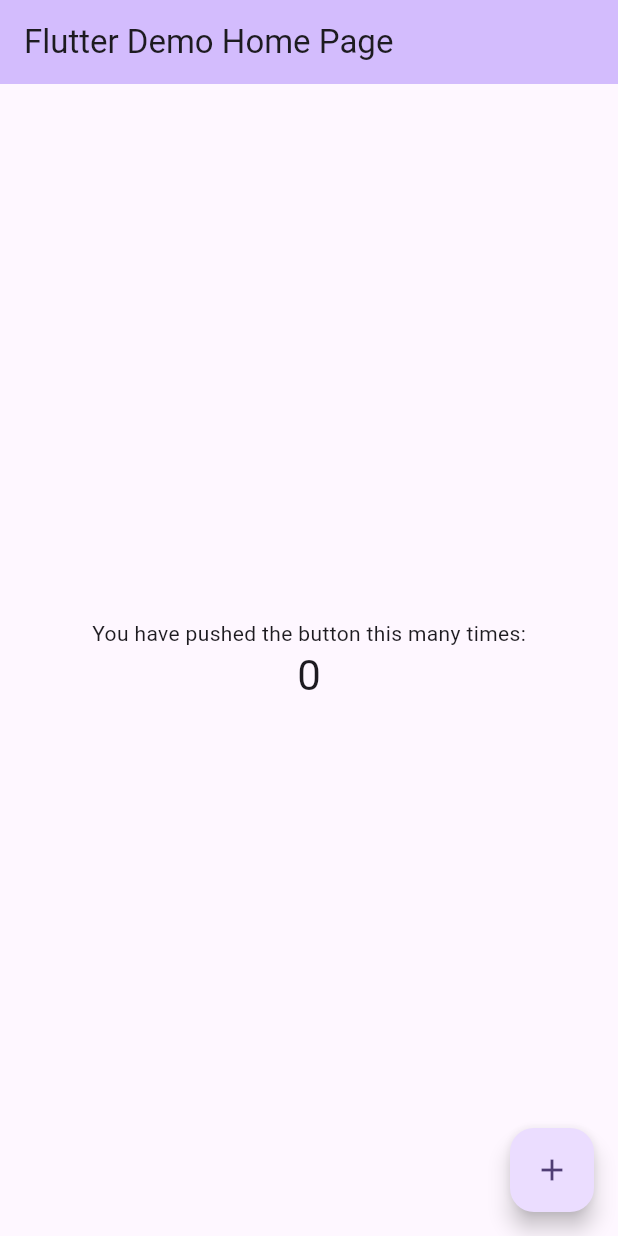
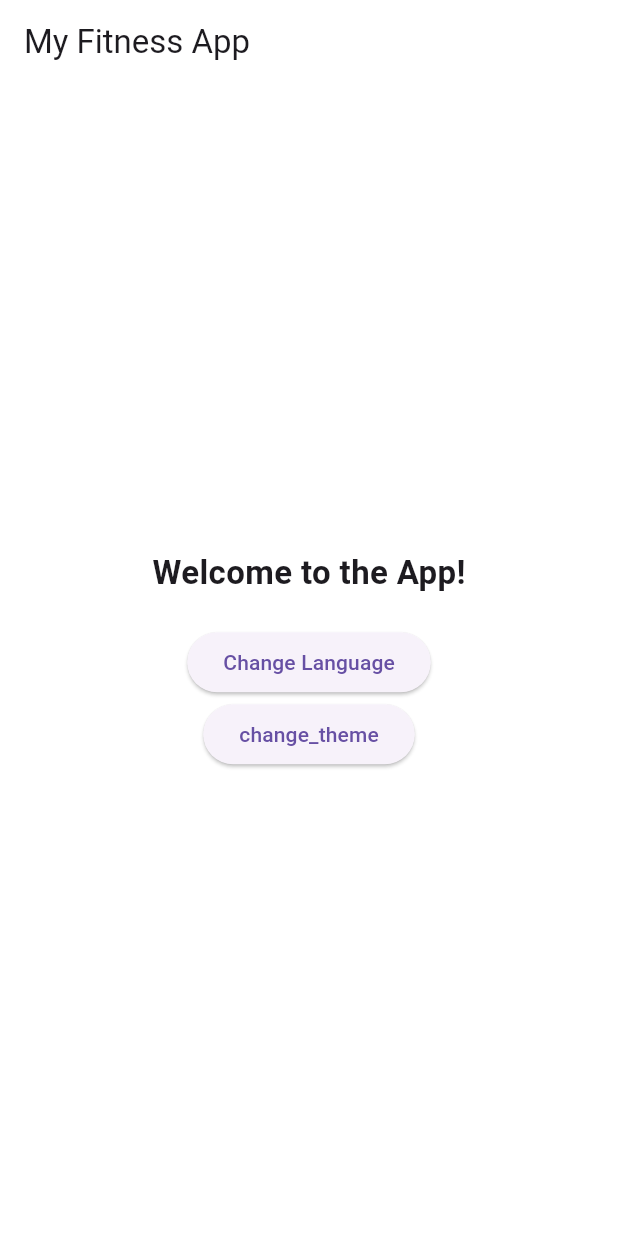
Before and after one commit to EslamAshraf6595/Depi_graduation_project, a Flutter app: the screen it shows after launch, on a phone screen of 412 x 824 dp. Run offline on Flutter 3.47's test engine with Material 3 defaults, Android fonts, the phone set to English and light mode, and no system bars; our stand-ins replace easy_localization.

Commit message:
Initialize localization and theme

```diff
--- /dev/null
+++ b/fitness_app/assets/translations/ar-EG.json
@@ -0,0 +1,6 @@
+{
+  "app_title": "تطبيقي الرياضي",
+  "welcome": "مرحباً بك في التطبيق!",
+  "change_language": "تغيير اللغة",
+   "change_language": "تغيير اللغة"
+}
--- /dev/null
+++ b/fitness_app/assets/translations/en-US.json
@@ -0,0 +1,6 @@
+{
+  "app_title": "My Fitness App",
+  "welcome": "Welcome to the App!",
+  "change_language": "Change Language",
+   "change_language": "Change Language"
+}
--- /dev/null
+++ b/fitness_app/devtools_options.yaml
@@ -0,0 +1,3 @@
+description: This file stores settings for Dart & Flutter DevTools.
+documentation: https://docs.flutter.dev/tools/devtools/extensions#configure-extension-enablement-states
+extensions:
--- a/fitness_app/lib/main.dart
+++ b/fitness_app/lib/main.dart
@@ -1,7 +1,30 @@
+import 'package:fitness_app/roots/app_roots.dart';
+import 'package:fitness_app/theme/app_theme.dart';
 import 'package:flutter/material.dart';
+import 'package:easy_localization/easy_localization.dart';
+import 'package:provider/provider.dart';
+import 'pages/home/homeScreen.dart';
+import 'theme/theme_provider.dart';
 
-void main() {
-  runApp(const MyApp());
+void main() async {
+  WidgetsFlutterBinding.ensureInitialized();
+  await EasyLocalization.ensureInitialized();
+
+  runApp(
+    MultiProvider(
+      providers: [
+        ChangeNotifierProvider(create: (_) => ThemeProvider()),
+      ],
+      child: EasyLocalization(
+          supportedLocales: [
+            Locale('en', 'US'),
+            Locale('ar', 'EG'),
+          ],
+          path: 'assets/translations',
+          fallbackLocale: Locale('en', 'US'),
+          child: MyApp()),
+    ),
+  );
 }
 
 class MyApp extends StatelessWidget {
@@ -10,116 +33,19 @@
   // This widget is the root of your application.
   @override
   Widget build(BuildContext context) {
+    final themeProvider = Provider.of<ThemeProvider>(context);
     return MaterialApp(
-      title: 'Flutter Demo',
-      theme: ThemeData(
-        // This is the theme of your application.
-        //
-        // TRY THIS: Try running your application with "flutter run". You'll see
-        // the application has a purple toolbar. Then, without quitting the app,
-        // try changing the seedColor in the colorScheme below to Colors.green
-        // and then invoke "hot reload" (save your changes or press the "hot
-        // reload" button in a Flutter-supported IDE, or press "r" if you used
-        // the command line to start the app).
-        //
-        // Notice that the counter didn't reset back to zero; the application
-        // state is not lost during the reload. To reset the state, use hot
-        // restart instead.
-        //
-        // This works for code too, not just values: Most code changes can be
-        // tested with just a hot reload.
-        colorScheme: ColorScheme.fromSeed(seedColor: Colors.deepPurple),
-        useMaterial3: true,
-      ),
-      home: const MyHomePage(title: 'Flutter Demo Home Page'),
+      localizationsDelegates: context.localizationDelegates,
+      supportedLocales: context.supportedLocales,
+      locale: context.locale,
+      initialRoute: AppRoots.homeScreen,
+      debugShowCheckedModeBanner: false,
+      theme: AppTheme.lightTheme,
+      darkTheme: AppTheme.darkTheme,
+      themeMode:themeProvider.themeMode,
+      routes: {
+        AppRoots.homeScreen: (context) => HomeScreen(),
+      },
     );
   }
 }
-
-class MyHomePage extends StatefulWidget {
-  const MyHomePage({super.key, required this.title});
-
-  // This widget is the home page of your application. It is stateful, meaning
-  // that it has a State object (defined below) that contains fields that affect
-  // how it looks.
-
-  // This class is the configuration for the state. It holds the values (in this
-  // case the title) provided by the parent (in this case the App widget) and
-  // used by the build method of the State. Fields in a Widget subclass are
-  // always marked "final".
-
-  final String title;
-
-  @override
-  State<MyHomePage> createState() => _MyHomePageState();
-}
-
-class _MyHomePageState extends State<MyHomePage> {
-  int _counter = 0;
-
-  void _incrementCounter() {
-    setState(() {
-      // This call to setState tells the Flutter framework that something has
-      // changed in this State, which causes it to rerun the build method below
-      // so that the display can reflect the updated values. If we changed
-      // _counter without calling setState(), then the build method would not be
-      // called again, and so nothing would appear to happen.
-      _counter++;
-    });
-  }
-
-  @override
-  Widget build(BuildContext context) {
-    // This method is rerun every time setState is called, for instance as done
-    // by the _incrementCounter method above.
-    //
-    // The Flutter framework has been optimized to make rerunning build methods
-    // fast, so that you can just rebuild anything that needs updating rather
-    // than having to individually change instances of widgets.
-    return Scaffold(
-      appBar: AppBar(
-        // TRY THIS: Try changing the color here to a specific color (to
-        // Colors.amber, perhaps?) and trigger a hot reload to see the AppBar
-        // change color while the other colors stay the same.
-        backgroundColor: Theme.of(context).colorScheme.inversePrimary,
-        // Here we take the value from the MyHomePage object that was created by
-        // the App.build method, and use it to set our appbar title.
-        title: Text(widget.title),
-      ),
-      body: Center(
-        // Center is a layout widget. It takes a single child and positions it
-        // in the middle of the parent.
-        child: Column(
-          // Column is also a layout widget. It takes a list of children and
-          // arranges them vertically. By default, it sizes itself to fit its
-          // children horizontally, and tries to be as tall as its parent.
-          //
-          // Column has various properties to control how it sizes itself and
-          // how it positions its children. Here we use mainAxisAlignment to
-          // center the children vertically; the main axis here is the vertical
-          // axis because Columns are vertical (the cross axis would be
-          // horizontal).
-          //
-          // TRY THIS: Invoke "debug painting" (choose the "Toggle Debug Paint"
-          // action in the IDE, or press "p" in the console), to see the
-          // wireframe for each widget.
-          mainAxisAlignment: MainAxisAlignment.center,
-          children: <Widget>[
-            const Text(
-              'You have pushed the button this many times:',
-            ),
-            Text(
-              '$_counter',
-              style: Theme.of(context).textTheme.headlineMedium,
-            ),
-          ],
-        ),
-      ),
-      floatingActionButton: FloatingActionButton(
-        onPressed: _incrementCounter,
-        tooltip: 'Increment',
-        child: const Icon(Icons.add),
-      ), // This trailing comma makes auto-formatting nicer for build methods.
-    );
-  }
-}
--- /dev/null
+++ b/fitness_app/lib/pages/home/homeScreen.dart
@@ -0,0 +1,59 @@
+import 'dart:math';
+
+import 'package:fitness_app/theme/app_theme.dart';
+import 'package:fitness_app/theme/theme_provider.dart';
+import 'package:flutter/material.dart';
+import 'package:easy_localization/easy_localization.dart';
+import 'package:provider/provider.dart';
+
+class HomeScreen extends StatefulWidget {
+  const HomeScreen({super.key});
+
+  @override
+  State<HomeScreen> createState() => _HomeScreenState();
+}
+
+class _HomeScreenState extends State<HomeScreen> {
+  @override
+  Widget build(BuildContext context) {
+    final themeProvider = Provider.of<ThemeProvider>(context);
+    return Scaffold(
+      appBar: AppBar(title: Text("app_title".tr())),
+
+      body: Center(
+        child: Column(
+          mainAxisAlignment: MainAxisAlignment.center,
+          children: [
+            Text("welcome".tr(),
+                style: TextStyle(fontSize: 22, fontWeight: FontWeight.bold)),
+            const SizedBox(height: 20),
+            ElevatedButton(
+              onPressed: () {
+                if (context.locale.languageCode == 'en') {
+                  context.setLocale(Locale('ar', 'EG'));
+                } else {
+                  context.setLocale(Locale('en', 'US'));
+                }
+              },
+              child: Text("change_language".tr()),
+            ),
+            ElevatedButton(
+              onPressed: () {
+                if (themeProvider.themeMode == ThemeMode.light) {
+                  themeProvider.updateTheme(ThemeMode.dark);
+                  print("change to dark");
+                } else {
+                  themeProvider.updateTheme(ThemeMode.light);
+                  print("change to light");
+                }
+              },
+              child: Text(
+                "change_theme".tr(),
+              ),
+            )
+          ],
+        ),
+      ),
+    );
+  }
+}
--- /dev/null
+++ b/fitness_app/lib/roots/app_roots.dart
@@ -0,0 +1,3 @@
+class AppRoots {
+  static const String homeScreen = 'home';
+}
--- /dev/null
+++ b/fitness_app/lib/theme/app_color.dart
@@ -0,0 +1,6 @@
+import 'package:flutter/material.dart';
+
+class AppColors {
+  static const Color darkColor=Color(0xFF000000);
+  static const Color white=Color(0xFFFFFFFF);
+}
--- /dev/null
+++ b/fitness_app/lib/theme/app_theme.dart
@@ -0,0 +1,47 @@
+import 'package:fitness_app/theme/app_color.dart';
+import 'package:flutter/material.dart';
+
+class AppTheme {
+  static ThemeData lightTheme = ThemeData(
+    scaffoldBackgroundColor: AppColors.white,
+    //fontFamily: GoogleFonts.inter().fontFamily,
+    primaryColor: AppColors.white,
+
+    appBarTheme: AppBarTheme(
+      backgroundColor: AppColors.white,
+      elevation: 0,
+      // centerTitle: true,
+      // titleTextStyle: AppStyles.primaryRegular16,
+      // iconTheme: IconThemeData(color: AppColors.primaryYellowColor),
+    ),
+    // textTheme: TextTheme(
+    //   bodySmall: lightMedium14,
+    //   labelSmall: lightMedium12,
+    //   bodyMedium: lightMedium20,
+    //   bodyLarge: lightMedium24,
+    //   headlineSmall: lightGrayMedium12,
+    // ),
+  );
+
+  static ThemeData darkTheme = ThemeData(
+    scaffoldBackgroundColor: AppColors.darkColor,
+    //fontFamily: GoogleFonts.inter().fontFamily,
+    primaryColor: AppColors.darkColor,
+
+
+    appBarTheme: AppBarTheme(
+      backgroundColor: AppColors.darkColor,
+      // elevation: 0,
+      // centerTitle: true,
+      // titleTextStyle: AppStyles.primaryRegular16,
+      // iconTheme: IconThemeData(color: AppColors.primaryYellowColor),
+    ),
+    // textTheme: TextTheme(
+    //   bodySmall: darkMedium14,
+    //   labelSmall: darkMedium12,
+    //   bodyMedium: darkMedium20,
+    //   bodyLarge: darkMedium24,
+    //   headlineSmall: lightGrayMedium12,
+    // ),
+  );
+}
--- /dev/null
+++ b/fitness_app/lib/theme/theme_provider.dart
@@ -0,0 +1,12 @@
+import 'package:flutter/material.dart';
+
+class ThemeProvider extends ChangeNotifier{
+  ThemeMode themeMode=ThemeMode.system;
+
+  void updateTheme(ThemeMode newTheme){
+    if(themeMode!=newTheme){
+      themeMode=newTheme;
+    }
+    notifyListeners();
+  }
+}
```
Also changed, not shown: fitness_app/pubspec.yaml (+12 -2 lines), fitness_app/pubspec.lock, 1 other file.
